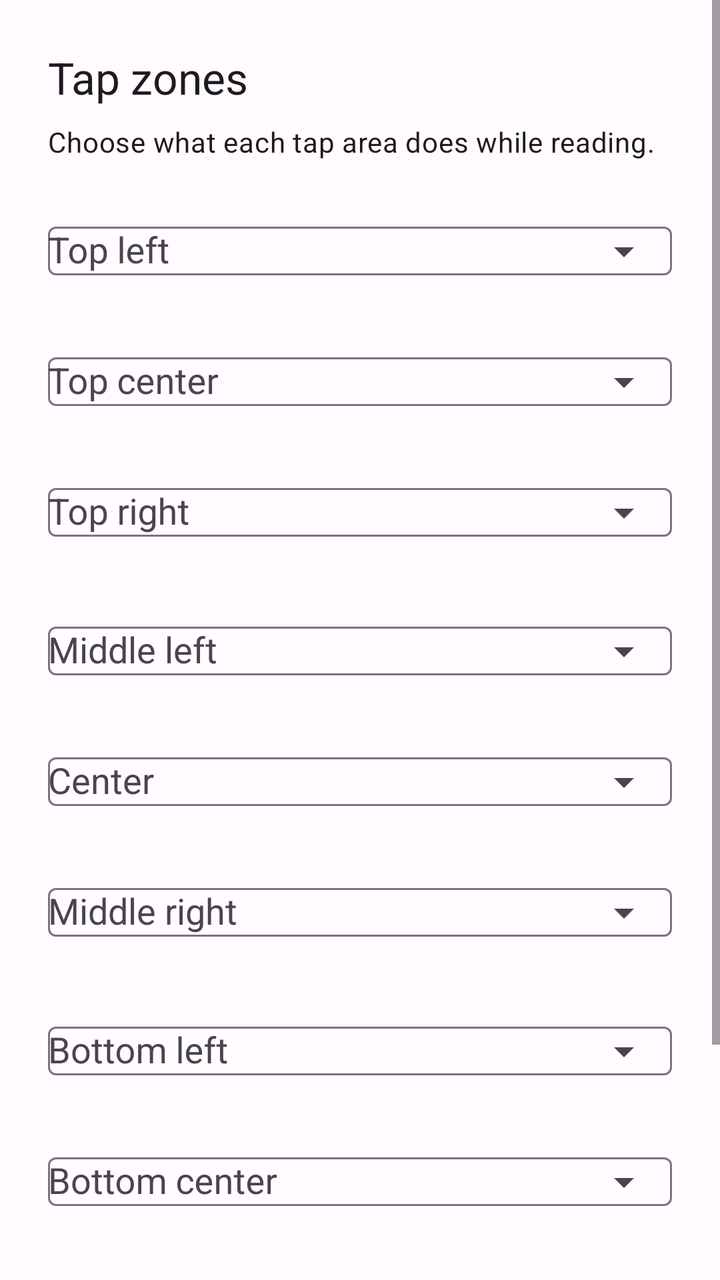
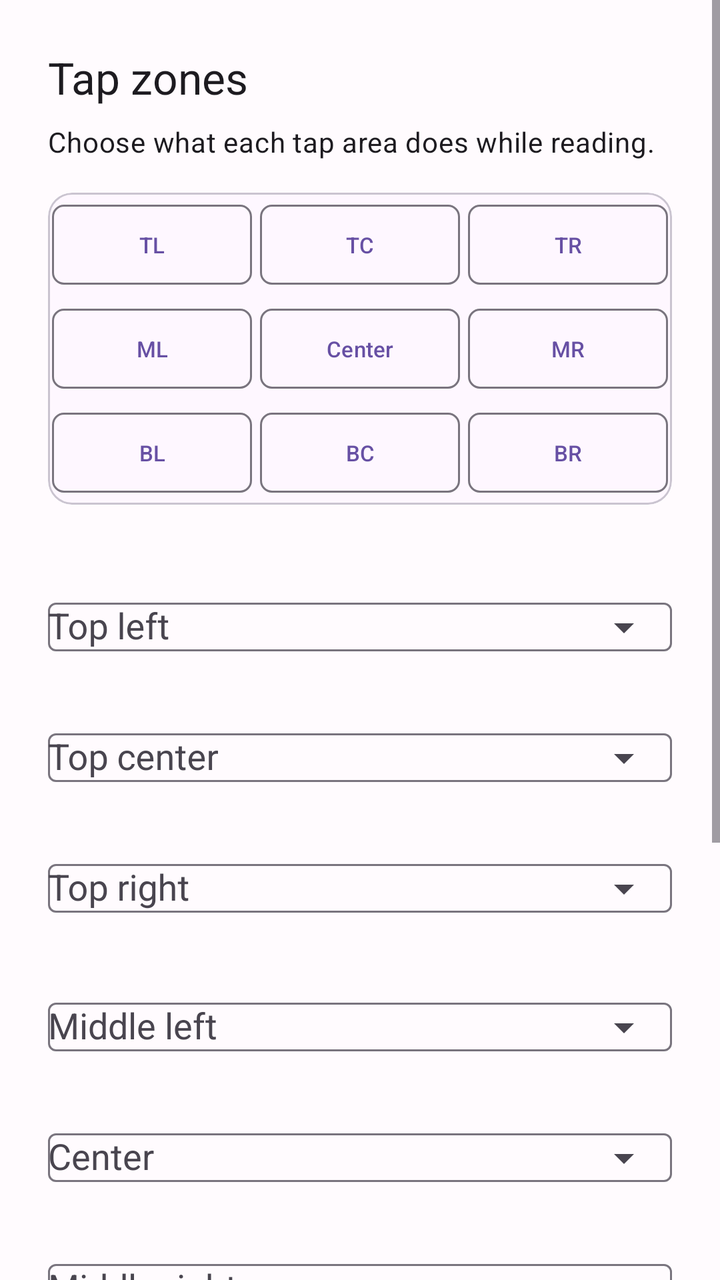

Before-and-after screenshots of an Android layout around one commit, followed by the original layout XML and the change that was made.
<!-- AndroidManifest.xml: application theme Theme.RiftedReader -->
<!-- res/layout/dialog_reader_tap_zones.xml -->
<?xml version="1.0" encoding="utf-8"?>
<ScrollView xmlns:android="http://schemas.android.com/apk/res/android"
    xmlns:app="http://schemas.android.com/apk/res-auto"
    android:layout_width="match_parent"
    android:layout_height="wrap_content">

    <LinearLayout
        android:layout_width="match_parent"
        android:layout_height="wrap_content"
        android:orientation="vertical"
        android:paddingStart="24dp"
        android:paddingTop="24dp"
        android:paddingEnd="24dp"
        android:paddingBottom="32dp">

        <TextView
            android:id="@+id/title"
            android:layout_width="match_parent"
            android:layout_height="wrap_content"
            android:text="@string/reader_tap_zones_title"
            android:textAppearance="@style/TextAppearance.Material3.TitleLarge" />

        <TextView
            android:layout_width="match_parent"
            android:layout_height="wrap_content"
            android:layout_marginTop="8dp"
            android:text="@string/reader_tap_zones_description"
            android:textAppearance="@style/TextAppearance.Material3.BodyMedium" />

        <com.google.android.material.textfield.TextInputLayout
            android:layout_width="match_parent"
            android:layout_height="wrap_content"
            android:layout_marginTop="16dp"
            android:hint="@string/reader_zone_top_left"
            app:endIconMode="dropdown_menu">

            <com.google.android.material.textfield.MaterialAutoCompleteTextView
                android:id="@+id/zoneTopLeftInput"
                android:layout_width="match_parent"
                android:layout_height="wrap_content"
                android:inputType="none"
                android:importantForAutofill="no"
                android:cursorVisible="false" />

        </com.google.android.material.textfield.TextInputLayout>

        <com.google.android.material.textfield.TextInputLayout
            android:layout_width="match_parent"
            android:layout_height="wrap_content"
            android:layout_marginTop="12dp"
            android:hint="@string/reader_zone_top_center"
            app:endIconMode="dropdown_menu">

            <com.google.android.material.textfield.MaterialAutoCompleteTextView
                android:id="@+id/zoneTopCenterInput"
                android:layout_width="match_parent"
                android:layout_height="wrap_content"
                android:inputType="none"
                android:importantForAutofill="no"
                android:cursorVisible="false" />

        </com.google.android.material.textfield.TextInputLayout>

        <com.google.android.material.textfield.TextInputLayout
            android:layout_width="match_parent"
            android:layout_height="wrap_content"
            android:layout_marginTop="12dp"
            android:hint="@string/reader_zone_top_right"
            app:endIconMode="dropdown_menu">

            <com.google.android.material.textfield.MaterialAutoCompleteTextView
                android:id="@+id/zoneTopRightInput"
                android:layout_width="match_parent"
                android:layout_height="wrap_content"
                android:inputType="none"
                android:importantForAutofill="no"
                android:cursorVisible="false" />

        </com.google.android.material.textfield.TextInputLayout>

        <com.google.android.material.textfield.TextInputLayout
            android:layout_width="match_parent"
            android:layout_height="wrap_content"
            android:layout_marginTop="16dp"
            android:hint="@string/reader_zone_middle_left"
            app:endIconMode="dropdown_menu">

            <com.google.android.material.textfield.MaterialAutoCompleteTextView
                android:id="@+id/zoneMiddleLeftInput"
                android:layout_width="match_parent"
                android:layout_height="wrap_content"
                android:inputType="none"
                android:importantForAutofill="no"
                android:cursorVisible="false" />

        </com.google.android.material.textfield.TextInputLayout>

        <com.google.android.material.textfield.TextInputLayout
            android:layout_width="match_parent"
            android:layout_height="wrap_content"
            android:layout_marginTop="12dp"
            android:hint="@string/reader_zone_center"
            app:endIconMode="dropdown_menu">

            <com.google.android.material.textfield.MaterialAutoCompleteTextView
                android:id="@+id/zoneCenterInput"
                android:layout_width="match_parent"
                android:layout_height="wrap_content"
                android:inputType="none"
                android:importantForAutofill="no"
                android:cursorVisible="false" />

        </com.google.android.material.textfield.TextInputLayout>

        <com.google.android.material.textfield.TextInputLayout
            android:layout_width="match_parent"
            android:layout_height="wrap_content"
            android:layout_marginTop="12dp"
            android:hint="@string/reader_zone_middle_right"
            app:endIconMode="dropdown_menu">

            <com.google.android.material.textfield.MaterialAutoCompleteTextView
                android:id="@+id/zoneMiddleRightInput"
                android:layout_width="match_parent"
                android:layout_height="wrap_content"
                android:inputType="none"
                android:importantForAutofill="no"
                android:cursorVisible="false" />

        </com.google.android.material.textfield.TextInputLayout>

        <com.google.android.material.textfield.TextInputLayout
            android:layout_width="match_parent"
            android:layout_height="wrap_content"
            android:layout_marginTop="16dp"
            android:hint="@string/reader_zone_bottom_left"
            app:endIconMode="dropdown_menu">

            <com.google.android.material.textfield.MaterialAutoCompleteTextView
                android:id="@+id/zoneBottomLeftInput"
                android:layout_width="match_parent"
                android:layout_height="wrap_content"
                android:inputType="none"
                android:importantForAutofill="no"
                android:cursorVisible="false" />

        </com.google.android.material.textfield.TextInputLayout>

        <com.google.android.material.textfield.TextInputLayout
            android:layout_width="match_parent"
            android:layout_height="wrap_content"
            android:layout_marginTop="12dp"
            android:hint="@string/reader_zone_bottom_center"
            app:endIconMode="dropdown_menu">

            <com.google.android.material.textfield.MaterialAutoCompleteTextView
                android:id="@+id/zoneBottomCenterInput"
                android:layout_width="match_parent"
                android:layout_height="wrap_content"
                android:inputType="none"
                android:importantForAutofill="no"
                android:cursorVisible="false" />

        </com.google.android.material.textfield.TextInputLayout>

        <com.google.android.material.textfield.TextInputLayout
            android:layout_width="match_parent"
            android:layout_height="wrap_content"
            android:layout_marginTop="12dp"
            android:hint="@string/reader_zone_bottom_right"
            app:endIconMode="dropdown_menu">

            <com.google.android.material.textfield.MaterialAutoCompleteTextView
                android:id="@+id/zoneBottomRightInput"
                android:layout_width="match_parent"
                android:layout_height="wrap_content"
                android:inputType="none"
                android:importantForAutofill="no"
                android:cursorVisible="false" />

        </com.google.android.material.textfield.TextInputLayout>

        <com.google.android.material.button.MaterialButton
            android:id="@+id/resetButton"
            style="@style/Widget.Material3.Button.TextButton"
            android:layout_width="wrap_content"
            android:layout_height="wrap_content"
            android:layout_gravity="end"
            android:layout_marginTop="24dp"
            android:text="@string/reader_tap_reset" />

    </LinearLayout>

</ScrollView>
<!-- resources referenced by this layout -->
<resources>
  <string name="reader_tap_reset">Reset to defaults</string>
  <string name="reader_tap_zones_description">Choose what each tap area does while reading.</string>
  <string name="reader_tap_zones_title">Tap zones</string>
  <string name="reader_zone_bottom_center">Bottom center</string>
  <string name="reader_zone_bottom_left">Bottom left</string>
  <string name="reader_zone_bottom_right">Bottom right</string>
  <string name="reader_zone_center">Center</string>
  <string name="reader_zone_middle_left">Middle left</string>
  <string name="reader_zone_middle_right">Middle right</string>
  <string name="reader_zone_top_center">Top center</string>
  <string name="reader_zone_top_left">Top left</string>
  <string name="reader_zone_top_right">Top right</string>
  <style name="Theme.RiftedReader" parent="Base.Theme.RiftedReader" />
  <style name="Base.Theme.RiftedReader" parent="Theme.Material3.DayNight.NoActionBar">
          <item name="colorPrimary">@color/primary</item>
          <item name="colorPrimaryDark">@color/primary_dark</item>
          <item name="colorSecondary">@color/secondary</item>
          <item name="android:statusBarColor">@color/primary</item>
          <item name="android:windowBackground">@color/background_light</item>
      </style>
  <color name="primary">#6750A4</color>
  <color name="primary_dark">#4F378B</color>
  <color name="secondary">#625B71</color>
  <color name="background_light">#FFFBFE</color>
</resources>

<!-- the commit's change to res/layout/dialog_reader_tap_zones.xml (unified diff, before → after) -->
@@ -27,6 +27,136 @@
             android:text="@string/reader_tap_zones_description"
             android:textAppearance="@style/TextAppearance.Material3.BodyMedium" />
 
+        
+        <com.google.android.material.card.MaterialCardView
+            android:id="@+id/visualGridContainer"
+            android:layout_width="match_parent"
+            android:layout_height="wrap_content"
+            android:layout_marginTop="16dp"
+            android:layout_marginBottom="16dp"
+            app:cardCornerRadius="12dp"
+            app:cardElevation="0dp"
+            app:strokeWidth="1dp"
+            app:strokeColor="?attr/colorOutlineVariant">
+
+            <TableLayout
+                android:layout_width="match_parent"
+                android:layout_height="wrap_content"
+                android:stretchColumns="0,1,2">
+
+                
+                <TableRow android:layout_width="match_parent" android:layout_height="wrap_content">
+                    <com.google.android.material.button.MaterialButton
+                        android:id="@+id/gridTopLeft"
+                        style="@style/Widget.Material3.Button.OutlinedButton"
+                        android:layout_width="0dp"
+                        android:layout_height="wrap_content"
+                        android:layout_weight="1"
+                        android:layout_margin="2dp"
+                        android:padding="4dp"
+                        android:textSize="11sp"
+                        android:text="TL"
+                        app:cornerRadius="6dp" />
+                    <com.google.android.material.button.MaterialButton
+                        android:id="@+id/gridTopCenter"
+                        style="@style/Widget.Material3.Button.OutlinedButton"
+                        android:layout_width="0dp"
+                        android:layout_height="wrap_content"
+                        android:layout_weight="1"
+                        android:layout_margin="2dp"
+                        android:padding="4dp"
+                        android:textSize="11sp"
+                        android:text="TC"
+                        app:cornerRadius="6dp" />
+                    <com.google.android.material.button.MaterialButton
+                        android:id="@+id/gridTopRight"
+                        style="@style/Widget.Material3.Button.OutlinedButton"
+                        android:layout_width="0dp"
+                        android:layout_height="wrap_content"
+                        android:layout_weight="1"
+                        android:layout_margin="2dp"
+                        android:padding="4dp"
+                        android:textSize="11sp"
+                        android:text="TR"
+                        app:cornerRadius="6dp" />
+                </TableRow>
+
+                
+                <TableRow android:layout_width="match_parent" android:layout_height="wrap_content">
+                    <com.google.android.material.button.MaterialButton
+                        android:id="@+id/gridMiddleLeft"
+                        style="@style/Widget.Material3.Button.OutlinedButton"
+                        android:layout_width="0dp"
+                        android:layout_height="wrap_content"
+                        android:layout_weight="1"
+                        android:layout_margin="2dp"
+                        android:padding="4dp"
+                        android:textSize="11sp"
+                        android:text="ML"
+                        app:cornerRadius="6dp" />
+                    <com.google.android.material.button.MaterialButton
+                        android:id="@+id/gridCenter"
+                        style="@style/Widget.Material3.Button.OutlinedButton"
+                        android:layout_width="0dp"
+                        android:layout_height="wrap_content"
+                        android:layout_weight="1"
+                        android:layout_margin="2dp"
+                        android:padding="4dp"
+                        android:textSize="11sp"
+                        android:text="Center"
+                        app:cornerRadius="6dp" />
+                    <com.google.android.material.button.MaterialButton
+                        android:id="@+id/gridMiddleRight"
+                        style="@style/Widget.Material3.Button.OutlinedButton"
+                        android:layout_width="0dp"
+                        android:layout_height="wrap_content"
+                        android:layout_weight="1"
+                        android:layout_margin="2dp"
+                        android:padding="4dp"
+                        android:textSize="11sp"
+                        android:text="MR"
+                        app:cornerRadius="6dp" />
+                </TableRow>
+
+                
+                <TableRow android:layout_width="match_parent" android:layout_height="wrap_content">
+                    <com.google.android.material.button.MaterialButton
+                        android:id="@+id/gridBottomLeft"
+                        style="@style/Widget.Material3.Button.OutlinedButton"
+                        android:layout_width="0dp"
+                        android:layout_height="wrap_content"
+                        android:layout_weight="1"
+                        android:layout_margin="2dp"
+                        android:padding="4dp"
+                        android:textSize="11sp"
+                        android:text="BL"
+                        app:cornerRadius="6dp" />
+                    <com.google.android.material.button.MaterialButton
+                        android:id="@+id/gridBottomCenter"
+                        style="@style/Widget.Material3.Button.OutlinedButton"
+                        android:layout_width="0dp"
+                        android:layout_height="wrap_content"
+                        android:layout_weight="1"
+                        android:layout_margin="2dp"
+                        android:padding="4dp"
+                        android:textSize="11sp"
+                        android:text="BC"
+                        app:cornerRadius="6dp" />
+                    <com.google.android.material.button.MaterialButton
+                        android:id="@+id/gridBottomRight"
+                        style="@style/Widget.Material3.Button.OutlinedButton"
+                        android:layout_width="0dp"
+                        android:layout_height="wrap_content"
+                        android:layout_weight="1"
+                        android:layout_margin="2dp"
+                        android:padding="4dp"
+                        android:textSize="11sp"
+                        android:text="BR"
+                        app:cornerRadius="6dp" />
+                </TableRow>
+            </TableLayout>
+        </com.google.android.material.card.MaterialCardView>
+
         <com.google.android.material.textfield.TextInputLayout
             android:layout_width="match_parent"
             android:layout_height="wrap_content"
